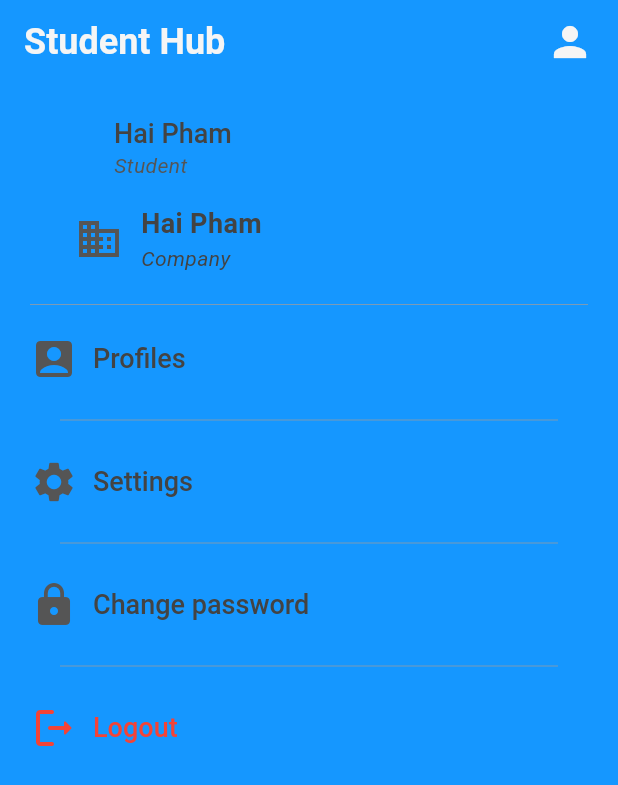
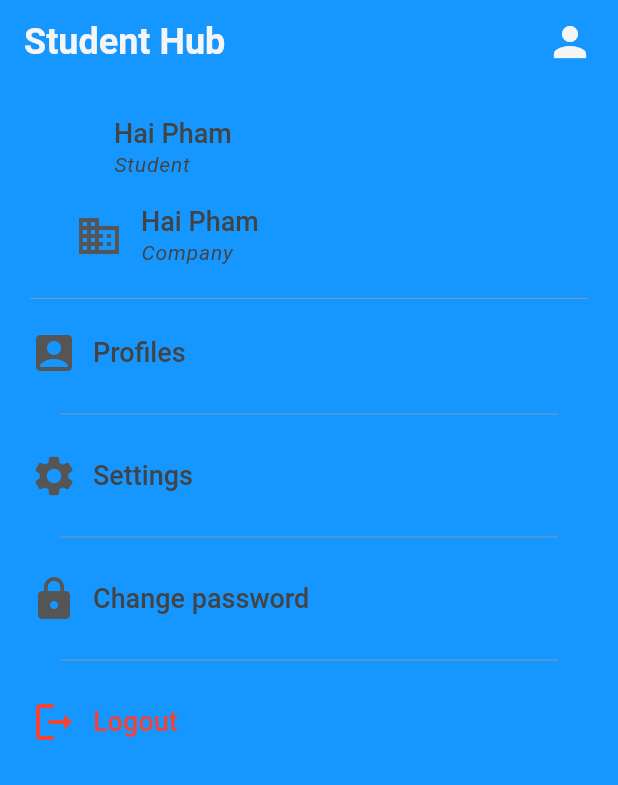
Before and after one commit to PhuocDinh462/student_hub, a Flutter app: the screen it shows after launch, after a tap on "Hai Pham", on a phone screen of 412 x 824 dp. Shown: the top 785 px of the screen. Run offline on Flutter 3.47's test engine with Material 3 defaults, Android fonts, the phone set to English and light mode, and no system bars; our stand-ins replace gap, pinput, shared_preferences.

Commit message:
refactor: Refactor text styles in account screens

```diff
--- a/lib/screens/account/account.dart
+++ b/lib/screens/account/account.dart
@@ -31,13 +31,11 @@ class Account extends StatelessWidget {
                     'Hai Pham',
                     style: Theme.of(context).textTheme.titleLarge,
                   ),
-                  subtitle: const Text(
+                  subtitle: Text(
                     'Student',
-                    style: TextStyle(
-                      fontWeight: FontWeight.w400,
-                      fontSize: 14,
-                      fontStyle: FontStyle.italic,
-                    ),
+                    style: Theme.of(context).textTheme.labelMedium?.copyWith(
+                          fontStyle: FontStyle.italic,
+                        ),
                   ),
                   children: const <Widget>[
                     Gap(5),
--- a/lib/screens/account/widgets/user_item.dart
+++ b/lib/screens/account/widgets/user_item.dart
@@ -31,16 +31,13 @@ class UserItem extends StatelessWidget {
             children: [
               Text(
                 username,
-                style:
-                    const TextStyle(fontWeight: FontWeight.w600, fontSize: 18),
+                style: Theme.of(context).textTheme.titleLarge,
               ),
               Text(
                 userType == UserType.student ? 'Student' : 'Company',
-                style: const TextStyle(
-                  fontWeight: FontWeight.w400,
-                  fontSize: 14,
-                  fontStyle: FontStyle.italic,
-                ),
+                style: Theme.of(context).textTheme.labelMedium?.copyWith(
+                      fontStyle: FontStyle.italic,
+                    ),
               ),
             ],
           ),
```
